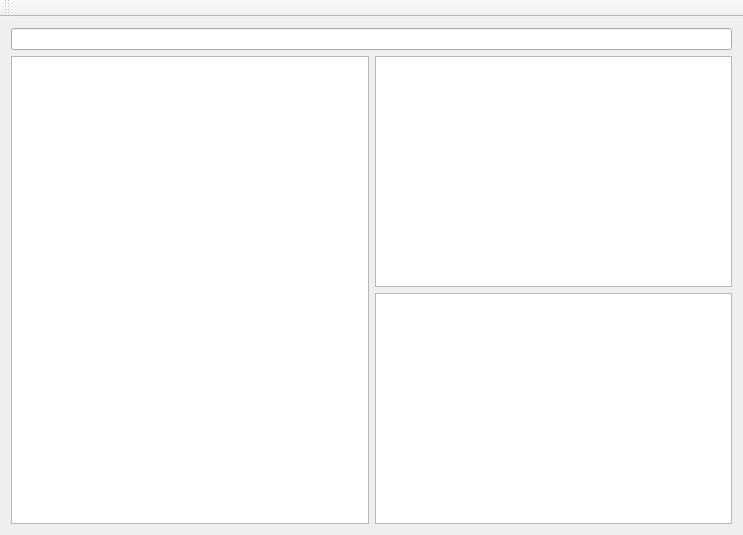
Qt form uaclient_ui.ui (FreeOpcUa/opcua-client-gui) before a commit.
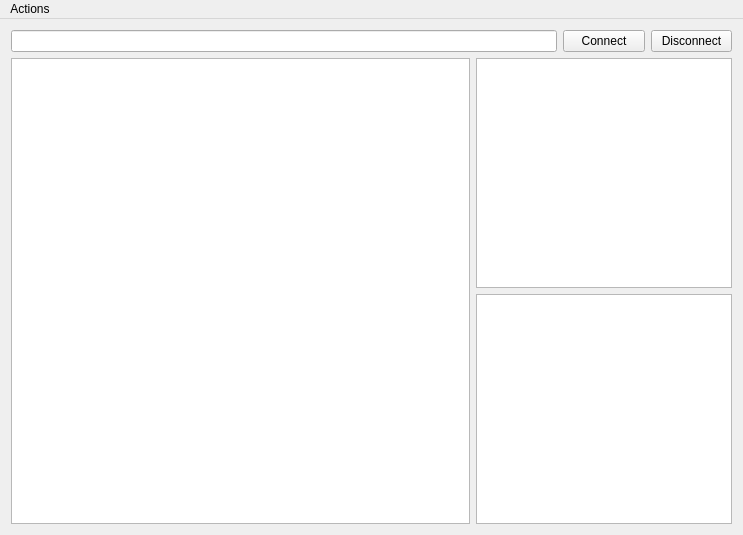
The same form after that commit.

Commit message: add UaClient class, Makefile and README

Patch:
```diff
--- a/uaclient_ui.ui
+++ b/uaclient_ui.ui
@@ -15,18 +15,32 @@
   </property>
   <widget class="QWidget" name="centralWidget">
    <layout class="QGridLayout" name="gridLayout">
-    <item row="0" column="0" rowspan="2" colspan="2">
-     <widget class="QLineEdit" name="lineEdit"/>
+    <item row="0" column="0" colspan="2">
+     <widget class="QLineEdit" name="addrLineEdit"/>
     </item>
-    <item row="2" column="0" rowspan="2">
-     <widget class="QTreeView" name="treeView"/>
+    <item row="0" column="2">
+     <widget class="QPushButton" name="connectButton">
+      <property name="text">
+       <string>Connect</string>
+      </property>
+     </widget>
     </item>
-    <item row="3" column="1">
-     <widget class="QTableView" name="addrView"/>
+    <item row="0" column="3">
+     <widget class="QPushButton" name="disconnectButton">
+      <property name="text">
+       <string>Disconnect</string>
+      </property>
+     </widget>
     </item>
-    <item row="2" column="1">
+    <item row="1" column="1" colspan="3">
      <widget class="QTableView" name="attrView"/>
     </item>
+    <item row="2" column="1" colspan="3">
+     <widget class="QTableView" name="addrView"/>
+    </item>
+    <item row="1" column="0" rowspan="2">
+     <widget class="QTreeView" name="treeView"/>
+    </item>
    </layout>
   </widget>
   <widget class="QMenuBar" name="menuBar">
@@ -38,15 +52,28 @@
      <height>27</height>
     </rect>
    </property>
+   <widget class="QMenu" name="menuOPC_UA_Client">
+    <property name="title">
+     <string>Actions</string>
+    </property>
+    <addaction name="actionConnect"/>
+    <addaction name="actionDisconnect"/>
+   </widget>
+   <addaction name="menuOPC_UA_Client"/>
   </widget>
-  <widget class="QToolBar" name="mainToolBar">
-   <attribute name="toolBarArea">
-    <enum>TopToolBarArea</enum>
-   </attribute>
-   <attribute name="toolBarBreak">
-    <bool>false</bool>
-   </attribute>
-  </widget>
+  <action name="actionConnect">
+   <property name="text">
+    <string>Connect</string>
+   </property>
+  </action>
+  <action name="actionDisconnect">
+   <property name="text">
+    <string>Disconnect</string>
+   </property>
+   <property name="toolTip">
+    <string>disconnect from server</string>
+   </property>
+  </action>
  </widget>
  <layoutdefault spacing="6" margin="11"/>
  <resources/>
```
The commit also changes 3 other files.
